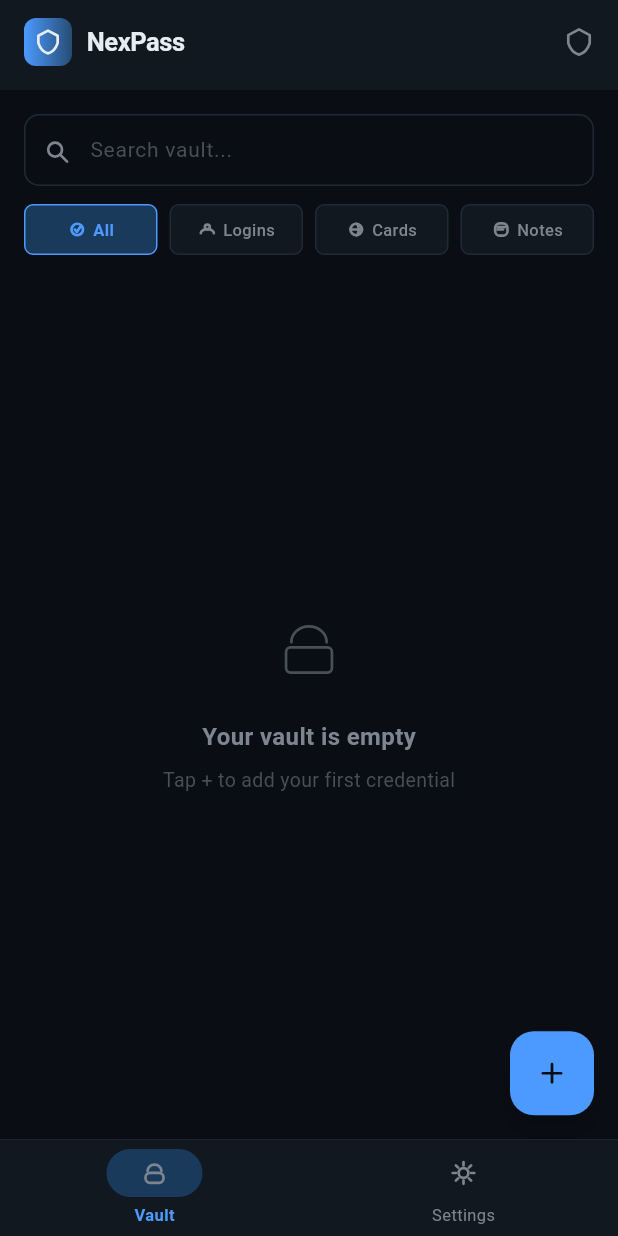
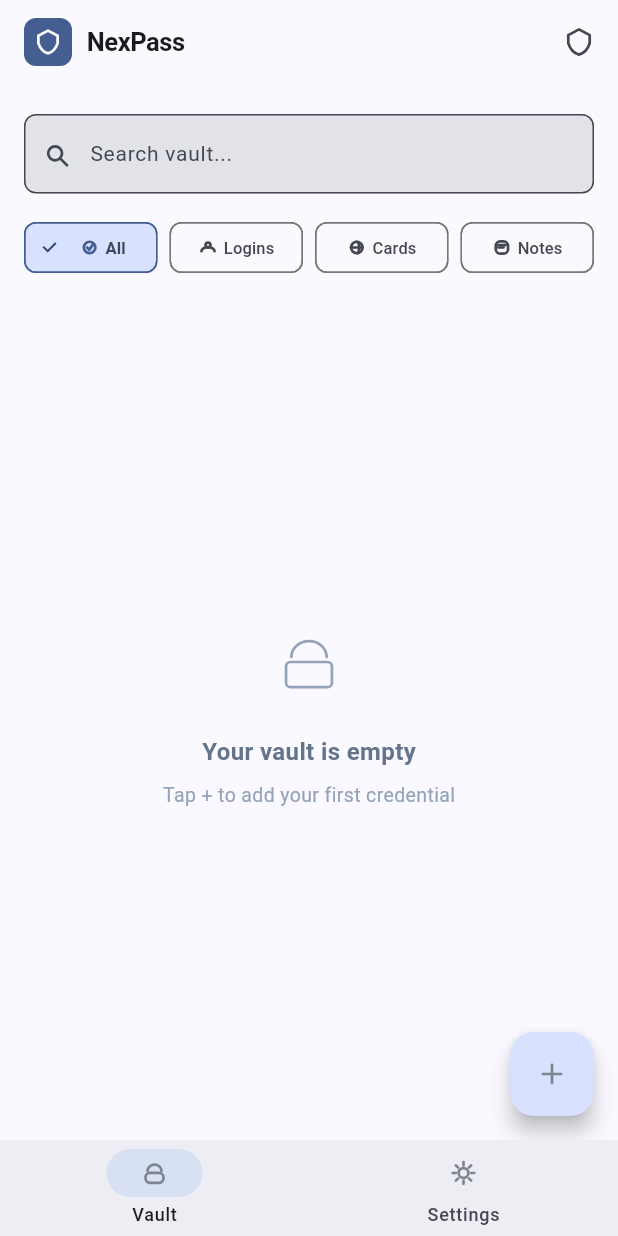
Before and after one commit to 1624318455/NexPass, a Flutter app: the screen it shows after launch, after a tap on "Skip", on a phone screen of 412 x 824 dp. Run offline on Flutter 3.47's test engine with Material 3 defaults, Android fonts, the phone set to English and light mode, and no system bars; our stand-ins replace flutter_riverpod, flutter_secure_storage, isar; missing offline and left inert: cryptography, pointycastle; accounts and stored records are empty; generated files the repository leaves out were written again; statements that could not run were skipped.

Commit message:
feat: apply Material Design 3 theme system
- NexTheme: MD3 ColorScheme.fromSeed(blue) with light/dark support
- useMaterial3: true, dynamic color scheme from seed
- MD3 card styles (elevation 0, border radius 12dp)
- MD3 NavigationBar with proper indicator
- MD3 FilterChip for category tabs
- MD3 FAB with automatic primary color
- ThemeMode.system for automatic light/dark switching
- Legacy color constants preserved for backward compatibility
- Installed material-3-skill for design guidance

Co-Authored-By: Claude Opus 4.7 (1M context) <noreply@anthropic.com>

```diff
--- a/flutter_app/lib/main.dart
+++ b/flutter_app/lib/main.dart
@@ -202,7 +202,9 @@ class NexPassApp extends ConsumerWidget {
         GlobalWidgetsLocalizations.delegate,
         GlobalCupertinoLocalizations.delegate,
       ],
-      theme: NexTheme.theme,
+      theme: NexTheme.lightTheme,
+      darkTheme: NexTheme.darkTheme,
+      themeMode: ThemeMode.system,
       home: ref.watch(onboardingDoneProvider) ? const MainScreen() : const OnboardingScreen(),
     );
   }
--- a/flutter_app/lib/screens/main_screen.dart
+++ b/flutter_app/lib/screens/main_screen.dart
@@ -30,22 +30,14 @@ class _MainScreenState extends ConsumerState<MainScreen> {
           body: _navIndex == 0
               ? _VaultPage(searchController: _searchController)
               : const SettingsScreen(),
-          bottomNavigationBar: Container(
-            decoration: const BoxDecoration(
-              color: NexTheme.surface,
-              border: Border(top: BorderSide(color: NexTheme.border, width: 0.5)),
-            ),
-            child: NavigationBar(
+          bottomNavigationBar: NavigationBar(
             selectedIndex: _navIndex,
             onDestinationSelected: (i) => setState(() => _navIndex = i),
-              backgroundColor: Colors.transparent,
-              elevation: 0,
             height: 64,
             destinations: [
               NavigationDestination(icon: NexIcon(NexIconType.lock, size: 22), label: S.tabVault),
               NavigationDestination(icon: NexIcon(NexIconType.gear, size: 22), label: S.tabSettings),
             ],
-            ),
           ),
         ),
         const DualClipboardOverlay(),
@@ -71,6 +63,8 @@ class _VaultPageState extends ConsumerState<_VaultPage> {
     final vaultNotifier = ref.read(vaultStateProvider.notifier);
     final S = AppLocalizations.of(context);
 
+    final cs = Theme.of(context).colorScheme;
+
     return Stack(
       children: [
         CustomScrollView(
@@ -79,24 +73,23 @@ class _VaultPageState extends ConsumerState<_VaultPage> {
         SliverToBoxAdapter(
           child: Container(
             padding: EdgeInsets.fromLTRB(NexTheme.lg, MediaQuery.of(context).padding.top + 12, NexTheme.lg, NexTheme.lg),
-            decoration: const BoxDecoration(color: NexTheme.surface),
             child: Row(
               children: [
                 Container(
                   width: 32, height: 32,
                   decoration: BoxDecoration(
-                    gradient: const LinearGradient(colors: [NexTheme.primary, NexTheme.primaryGlow]),
+                    color: cs.primary,
                     borderRadius: BorderRadius.circular(8),
                   ),
-                  child: const Center(child: NexIcon(NexIconType.shield, size: 18, color: NexTheme.textPrimary)),
+                  child: Center(child: NexIcon(NexIconType.shield, size: 18, color: cs.onPrimary)),
                 ),
                 const SizedBox(width: 10),
-                Text(S.appTitle, style: const TextStyle(
-                  fontSize: 17, fontWeight: FontWeight.w700, color: NexTheme.textPrimary, letterSpacing: -0.3)),
+                Text(S.appTitle, style: TextStyle(
+                  fontSize: 17, fontWeight: FontWeight.w700, color: cs.onSurface, letterSpacing: -0.3)),
                 const Spacer(),
                 GestureDetector(
                   onTap: () => Navigator.push(context, MaterialPageRoute(builder: (_) => const SecurityAuditScreen())),
-                  child: const NexIcon(NexIconType.shield, size: 20, color: NexTheme.textSecondary),
+                  child: NexIcon(NexIconType.shield, size: 20, color: cs.onSurfaceVariant),
                 ),
               ],
             ),
@@ -110,12 +103,12 @@ class _VaultPageState extends ConsumerState<_VaultPage> {
             child: TextField(
               controller: widget.searchController,
               onChanged: vaultNotifier.setSearchQuery,
-              style: const TextStyle(color: NexTheme.textPrimary, fontSize: 14),
+              style: TextStyle(color: cs.onSurface, fontSize: 14),
               decoration: InputDecoration(
                 hintText: S.searchHint,
-                prefixIcon: const Padding(
-                  padding: EdgeInsets.only(left: 12, right: 8),
-                  child: NexIcon(NexIconType.search, size: 18),
+                prefixIcon: Padding(
+                  padding: const EdgeInsets.only(left: 12, right: 8),
+                  child: NexIcon(NexIconType.search, size: 18, color: cs.onSurfaceVariant),
                 ),
                 prefixIconConstraints: const BoxConstraints(minWidth: 40, minHeight: 0),
               ),
@@ -157,8 +150,7 @@ class _VaultPageState extends ConsumerState<_VaultPage> {
           bottom: 16, right: 16,
           child: FloatingActionButton(
             onPressed: () => _showAddDialog(context),
-            backgroundColor: NexTheme.primary,
-            child: const NexIcon(NexIconType.plus, size: 24, color: NexTheme.background),
+            child: const NexIcon(NexIconType.plus, size: 24),
           ),
         ),
       ],
@@ -167,28 +159,25 @@ class _VaultPageState extends ConsumerState<_VaultPage> {
 
   Widget _tabChip(WidgetRef ref, String label, NexIconType icon, int index, int activeIndex) {
     final isActive = index == activeIndex;
+    final cs = Theme.of(ref.context).colorScheme;
     return Expanded(
-      child: GestureDetector(
-        onTap: () => ref.read(vaultStateProvider.notifier).setTab(index),
-        child: AnimatedContainer(
-          duration: const Duration(milliseconds: 200),
-          padding: const EdgeInsets.symmetric(vertical: 8),
-          decoration: BoxDecoration(
-            color: isActive ? NexTheme.primaryDim : NexTheme.surface,
-            borderRadius: BorderRadius.circular(NexTheme.rSm),
-            border: Border.all(color: isActive ? NexTheme.primary : NexTheme.border),
-          ),
-          child: Row(
+      child: FilterChip(
+        label: Row(
           mainAxisAlignment: MainAxisAlignment.center,
           children: [
-              NexIcon(icon, size: 13, color: isActive ? NexTheme.primary : NexTheme.textSecondary),
+            NexIcon(icon, size: 13, color: isActive ? cs.primary : cs.onSurfaceVariant),
             const SizedBox(width: 4),
             Text(label, style: TextStyle(
               fontSize: 11, fontWeight: isActive ? FontWeight.w600 : FontWeight.w500,
-                color: isActive ? NexTheme.primary : NexTheme.textSecondary,
             )),
           ],
         ),
+        selected: isActive,
+        onSelected: (_) => ref.read(vaultStateProvider.notifier).setTab(index),
+        selectedColor: cs.primaryContainer,
+        checkmarkColor: cs.onPrimaryContainer,
+        side: BorderSide(
+          color: isActive ? cs.primary : cs.outline,
         ),
       ),
     );
@@ -345,25 +334,21 @@ class _VaultItemCard extends StatelessWidget {
 
   @override
   Widget build(BuildContext context) {
+    final cs = Theme.of(context).colorScheme;
     NexIconType iconType;
     Color iconColor;
     switch (item.type) {
-      case 1: iconType = NexIconType.person; iconColor = NexTheme.primary; break;
-      case 2: iconType = NexIconType.globe; iconColor = const Color(0xFF8B5CF6); break;
+      case 1: iconType = NexIconType.person; iconColor = cs.primary; break;
+      case 2: iconType = NexIconType.globe; iconColor = cs.tertiary; break;
       case 3: iconType = NexIconType.stickyNote; iconColor = NexTheme.warning; break;
-      case 4: iconType = NexIconType.clock; iconColor = const Color(0xFFF97583); break;
-      default: iconType = NexIconType.key; iconColor = NexTheme.primary;
+      case 4: iconType = NexIconType.clock; iconColor = cs.error; break;
+      default: iconType = NexIconType.key; iconColor = cs.primary;
     }
     final hasTotp = item.fields.any((f) => f.name == 'totpSecret' || f.fieldType == 3);
 
-    return Container(
-      margin: const EdgeInsets.only(bottom: NexTheme.sm),
+    return Card(
+      child: Padding(
         padding: const EdgeInsets.all(NexTheme.md),
-      decoration: BoxDecoration(
-        color: NexTheme.surface,
-        borderRadius: BorderRadius.circular(NexTheme.rMd),
-        border: Border.all(color: NexTheme.border),
-      ),
         child: Row(
           children: [
             Container(
@@ -382,37 +367,44 @@ class _VaultItemCard extends StatelessWidget {
                   Row(
                     children: [
                       Expanded(
-                      child: Text(item.name, style: const TextStyle(
-                        color: NexTheme.textPrimary, fontSize: 13, fontWeight: FontWeight.w600),
+                        child: Text(item.name, style: TextStyle(
+                          color: cs.onSurface, fontSize: 13, fontWeight: FontWeight.w600),
                           maxLines: 1, overflow: TextOverflow.ellipsis),
                       ),
                       if (hasTotp) Container(
                         padding: const EdgeInsets.symmetric(horizontal: 5, vertical: 2),
                         decoration: BoxDecoration(
-                        color: NexTheme.primaryDim,
+                          color: cs.primaryContainer,
                           borderRadius: BorderRadius.circular(3),
                         ),
-                      child: const Text('TOTP', style: TextStyle(
-                        color: NexTheme.primary, fontSize: 9, fontWeight: FontWeight.w700, letterSpacing: 0.5)),
+                        child: Text('TOTP', style: TextStyle(
+                          color: cs.onPrimaryContainer, fontSize: 9, fontWeight: FontWeight.w700, letterSpacing: 0.5)),
                       ),
                     ],
                   ),
                   const SizedBox(height: 2),
-                Text(item.username, style: const TextStyle(color: NexTheme.textMuted, fontSize: 12),
+                  Text(item.username, style: TextStyle(color: cs.onSurfaceVariant, fontSize: 12),
                       maxLines: 1, overflow: TextOverflow.ellipsis),
                 ],
               ),
             ),
             const SizedBox(width: NexTheme.sm),
-          GestureDetector(
-            onTap: onCopy,
-            child: const Padding(padding: EdgeInsets.all(6), child: NexIcon(NexIconType.copy, size: 16)),
+            IconButton(
+              onPressed: onCopy,
+              icon: NexIcon(NexIconType.copy, size: 16, color: cs.onSurfaceVariant),
+              iconSize: 16,
+              padding: const EdgeInsets.all(6),
+              constraints: const BoxConstraints(minWidth: 32, minHeight: 32),
             ),
-          GestureDetector(
-            onTap: onDelete,
-            child: const Padding(padding: EdgeInsets.all(6), child: NexIcon(NexIconType.trash, size: 16)),
+            IconButton(
+              onPressed: onDelete,
+              icon: NexIcon(NexIconType.trash, size: 16, color: cs.error.withOpacity(0.6)),
+              iconSize: 16,
+              padding: const EdgeInsets.all(6),
+              constraints: const BoxConstraints(minWidth: 32, minHeight: 32),
             ),
           ],
+        ),
       ),
     );
   }
--- a/flutter_app/lib/theme/nex_theme.dart
+++ b/flutter_app/lib/theme/nex_theme.dart
@@ -1,40 +1,38 @@
 import 'package:flutter/material.dart';
 
-/// Unified design system for NexPass.
-/// All colors, spacings, and visual constants live here.
+/// Material Design 3 theme system for NexPass.
+/// Uses ColorScheme.fromSeed() for MD3-compliant dynamic color.
 class NexTheme {
   NexTheme._();
 
-  // ── Background ──────────────────────────────────────────────────────
+  /// MD3 seed color — blue palette.
+  static const Color seedColor = Color(0xFF3B82F6);
 
-  static const background = Color(0xFF0A0E14);
-  static const surface = Color(0xFF121820);
-  static const surfaceElevated = Color(0xFF1A2332);
-  static const border = Color(0xFF1E2A38);
-  static const borderLight = Color(0xFF253040);
+  // ── Semantic color aliases (for use outside ThemeData) ──────────────
 
-  // ── Text ─────────────────────────────────────────────────────────────
+  static const danger = Color(0xFFEF4444);
+  static const dangerDim = Color(0xFFFEF2F2);
+  static const warning = Color(0xFFF59E0B);
+  static const warningDim = Color(0xFFFFFBEB);
+  static const success = Color(0xFF22C55E);
+  static const successDim = Color(0xFFF0FDF4);
 
-  static const textPrimary = Color(0xFFE6EDF3);
-  static const textSecondary = Color(0xFF7D8590);
-  static const textMuted = Color(0xFF484F58);
+  // ── Legacy color aliases (mapped to MD3) ────────────────────────────
+  // These allow existing screen code to compile without changes.
 
-  // ── Accent ───────────────────────────────────────────────────────────
+  static const background = Color(0xFFF8FAFC);
+  static const surface = Color(0xFFFFFFFF);
+  static const surfaceElevated = Color(0xFFF1F5F9);
+  static const border = Color(0xFFE2E8F0);
+  static const borderLight = Color(0xFFF1F5F9);
+  static const textPrimary = Color(0xFF0F172A);
+  static const textSecondary = Color(0xFF64748B);
+  static const textMuted = Color(0xFF94A3B8);
+  static const primary = Color(0xFF3B82F6);
+  static const primaryDim = Color(0xFFEFF6FF);
+  static const primaryGlow = Color(0xFFDBEAFE);
 
-  static const primary = Color(0xFF4C9AFF);
-  static const primaryDim = Color(0xFF1A3A5C);
-  static const primaryGlow = Color(0xFF264D73);
-
-  // ── Semantic ─────────────────────────────────────────────────────────
-
-  static const danger = Color(0xFFF85149);
-  static const dangerDim = Color(0xFF3D1A1A);
-  static const warning = Color(0xFFD29922);
-  static const warningDim = Color(0xFF3D3018);
-  static const success = Color(0xFF3FB950);
-  static const successDim = Color(0xFF1A3D1A);
-
-  // ── Spacing ──────────────────────────────────────────────────────────
+  // ── MD3 Spacing (8dp grid) ─────────────────────────────────────────
 
   static const double xs = 4;
   static const double sm = 8;
@@ -43,79 +41,76 @@ class NexTheme {
   static const double xl = 20;
   static const double xxl = 24;
 
-  // ── Radius ───────────────────────────────────────────────────────────
+  // ── MD3 Shape tokens ───────────────────────────────────────────────
 
-  static const double rSm = 6;
-  static const double rMd = 10;
-  static const double rLg = 14;
-  static const double rXl = 20;
+  static const double rSm = 8;    // small — text fields, menus
+  static const double rMd = 12;   // medium — cards
+  static const double rLg = 16;   // large — FABs
+  static const double rXl = 28;   // extra-large — dialogs
 
-  // ── Theme data ───────────────────────────────────────────────────────
+  // ── MD3 ThemeData (light) ──────────────────────────────────────────
 
-  static ThemeData get theme => ThemeData(
-    brightness: Brightness.dark,
-    scaffoldBackgroundColor: background,
-    colorScheme: const ColorScheme.dark(
-      primary: primary,
-      onPrimary: background,
-      surface: surface,
-      onSurface: textPrimary,
+  static ThemeData get lightTheme => ThemeData(
+    useMaterial3: true,
+    brightness: Brightness.light,
+    colorScheme: ColorScheme.fromSeed(
+      seedColor: seedColor,
+      brightness: Brightness.light,
     ),
     appBarTheme: const AppBarTheme(
-      backgroundColor: surface,
+      centerTitle: false,
       elevation: 0,
-      iconTheme: IconThemeData(color: textSecondary),
-      titleTextStyle: TextStyle(
-        color: textPrimary,
-        fontSize: 18,
-        fontWeight: FontWeight.w700,
-        letterSpacing: -0.3,
-      ),
-    ),
-    iconTheme: const IconThemeData(color: textSecondary),
-    snackBarTheme: SnackBarThemeData(
-      backgroundColor: surfaceElevated,
-      contentTextStyle: const TextStyle(color: textPrimary, fontSize: 13),
-      shape: RoundedRectangleBorder(borderRadius: BorderRadius.circular(rMd)),
-      behavior: SnackBarBehavior.floating,
-    ),
-    dialogTheme: DialogThemeData(
-      backgroundColor: surface,
-      shape: RoundedRectangleBorder(borderRadius: BorderRadius.circular(rXl)),
-      titleTextStyle: const TextStyle(
-        color: textPrimary, fontSize: 17, fontWeight: FontWeight.w700,
-      ),
-    ),
-    navigationBarTheme: NavigationBarThemeData(
-      backgroundColor: surface,
-      surfaceTintColor: Colors.transparent,
-      indicatorColor: primaryDim,
-      labelTextStyle: WidgetStateProperty.resolveWith((states) {
-        final isSelected = states.contains(WidgetState.selected);
-        return TextStyle(
-          fontSize: 11,
-          fontWeight: isSelected ? FontWeight.w600 : FontWeight.w400,
-          color: isSelected ? primary : textSecondary,
-        );
-      }),
+      scrolledUnderElevation: 2,
     ),
     inputDecorationTheme: InputDecorationTheme(
       filled: true,
-      fillColor: background,
-      hintStyle: const TextStyle(color: textMuted, fontSize: 14),
-      contentPadding: const EdgeInsets.symmetric(horizontal: 12, vertical: 10),
       border: OutlineInputBorder(
+        borderRadius: BorderRadius.circular(rSm),
+      ),
+    ),
+    cardTheme: CardThemeData(
+      elevation: 0,
+      shape: RoundedRectangleBorder(
         borderRadius: BorderRadius.circular(rMd),
-        borderSide: const BorderSide(color: border),
+        side: BorderSide(color: Colors.grey.shade200),
       ),
-      enabledBorder: OutlineInputBorder(
+      margin: const EdgeInsets.symmetric(horizontal: 16, vertical: 6),
+    ),
+    navigationBarTheme: NavigationBarThemeData(
+      elevation: 2,
+      indicatorColor: seedColor.withOpacity(0.12),
+    ),
+  );
+
+  // ── MD3 ThemeData (dark) ───────────────────────────────────────────
+
+  static ThemeData get darkTheme => ThemeData(
+    useMaterial3: true,
+    brightness: Brightness.dark,
+    colorScheme: ColorScheme.fromSeed(
+      seedColor: seedColor,
+      brightness: Brightness.dark,
+    ),
+    appBarTheme: const AppBarTheme(
+      centerTitle: false,
+      elevation: 0,
+      scrolledUnderElevation: 2,
+    ),
+    inputDecorationTheme: InputDecorationTheme(
+      filled: true,
+      border: OutlineInputBorder(
+        borderRadius: BorderRadius.circular(rSm),
+      ),
+    ),
+    cardTheme: CardThemeData(
+      elevation: 0,
+      shape: RoundedRectangleBorder(
         borderRadius: BorderRadius.circular(rMd),
-        borderSide: const BorderSide(color: border),
       ),
-      focusedBorder: OutlineInputBorder(
-        borderRadius: BorderRadius.circular(rMd),
-        borderSide: const BorderSide(color: primary, width: 1.5),
-      ),
+      margin: const EdgeInsets.symmetric(horizontal: 16, vertical: 6),
+    ),
+    navigationBarTheme: NavigationBarThemeData(
+      elevation: 2,
     ),
   );
 }
```
Also changed, not shown: debug-screenshot/current_state.png (added), debug-screenshot/md3_light.png (added). Lines whose indentation alone changed are shown as unchanged.
